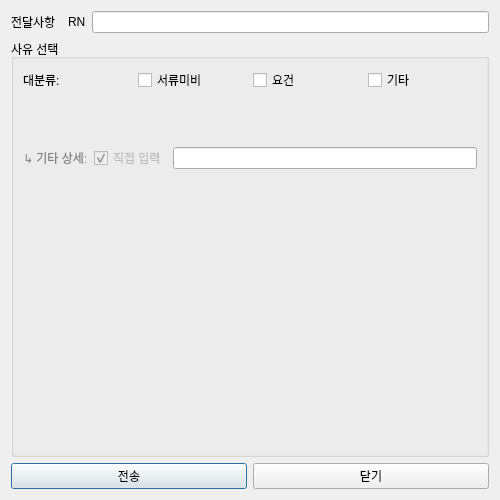
Glen-Lee-glitch/new_viewer, file ui/special_note_dialog.ui: the form before one commit.
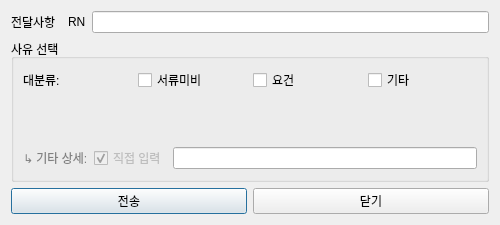
The form after the commit.

Commit message: ui: 전달사항 창 - 필요한 만큼 창 높이 조정

```diff
--- a/ui/special_note_dialog.ui
+++ b/ui/special_note_dialog.ui
@@ -7,7 +7,7 @@
     <x>0</x>
     <y>0</y>
     <width>500</width>
-    <height>500</height>
+    <height>200</height>
    </rect>
   </property>
   <property name="windowTitle">
@@ -155,19 +155,6 @@
         </layout>
        </widget>
       </item>
-      <item>
-       <spacer name="verticalSpacer">
-        <property name="orientation">
-         <enum>Qt::Orientation::Vertical</enum>
-        </property>
-        <property name="sizeHint" stdset="0">
-         <size>
-          <width>20</width>
-          <height>40</height>
-         </size>
-        </property>
-       </spacer>
-      </item>
      </layout>
     </widget>
    </item>
```
The commit also changes 1 other file.
